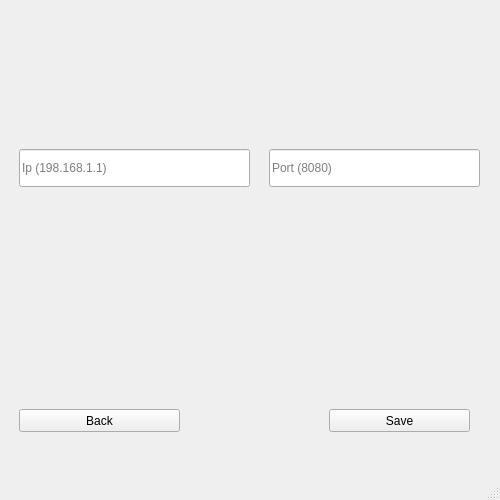
Above: design.ui from Graduti0n-Pr0ject/pen-testing-Program before the change. Below: the same form after it.
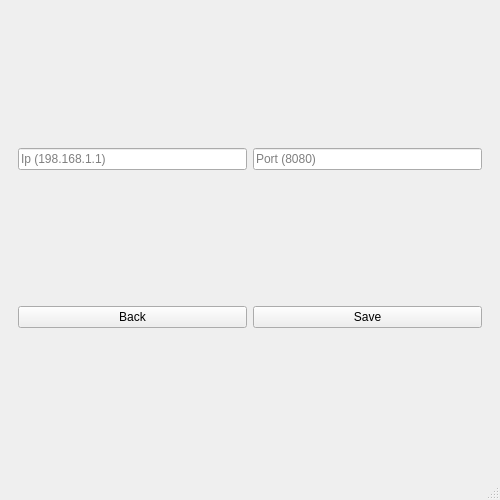
That is the form after the change. The open tabs and pages were chosen to show the change. Icons and pictures are not drawn.

What changed in the file:
```diff
--- a/design.ui
+++ b/design.ui
@@ -175,61 +175,39 @@
        </widget>
       </widget>
       <widget class="QWidget" name="WAF">
-       <widget class="QPushButton" name="BackHomebtn">
-        <property name="geometry">
-         <rect>
-          <x>10</x>
-          <y>400</y>
-          <width>161</width>
-          <height>23</height>
-         </rect>
-        </property>
-        <property name="text">
-         <string>Back</string>
-        </property>
-       </widget>
-       <widget class="QPushButton" name="Savebtn">
-        <property name="geometry">
-         <rect>
-          <x>320</x>
-          <y>400</y>
-          <width>141</width>
-          <height>23</height>
-         </rect>
-        </property>
-        <property name="text">
-         <string>Save</string>
-        </property>
-       </widget>
-       <widget class="QLineEdit" name="domainEdit_6">
-        <property name="geometry">
-         <rect>
-          <x>10</x>
-          <y>140</y>
-          <width>231</width>
-          <height>38</height>
-         </rect>
-        </property>
-        <property name="text">
-         <string/>
-        </property>
-        <property name="placeholderText">
-         <string>Ip (198.168.1.1)</string>
-        </property>
-       </widget>
-       <widget class="QLineEdit" name="domainEdit_7">
-        <property name="geometry">
-         <rect>
-          <x>260</x>
-          <y>140</y>
-          <width>211</width>
-          <height>38</height>
-         </rect>
-        </property>
-        <property name="placeholderText">
-         <string>Port (8080)</string>
-        </property>
-       </widget>
+       <layout class="QGridLayout" name="gridLayout_15">
+        <item row="0" column="0">
+         <widget class="QLineEdit" name="domainEdit_6">
+          <property name="text">
+           <string/>
+          </property>
+          <property name="placeholderText">
+           <string>Ip (198.168.1.1)</string>
+          </property>
+         </widget>
+        </item>
+        <item row="0" column="1">
+         <widget class="QLineEdit" name="domainEdit_7">
+          <property name="placeholderText">
+           <string>Port (8080)</string>
+          </property>
+         </widget>
+        </item>
+        <item row="1" column="0">
+         <widget class="QPushButton" name="BackHomebtn">
+          <property name="text">
+           <string>Back</string>
+          </property>
+         </widget>
+        </item>
+        <item row="1" column="1">
+         <widget class="QPushButton" name="Savebtn">
+          <property name="text">
+           <string>Save</string>
+          </property>
+         </widget>
+        </item>
+       </layout>
       </widget>
       <widget class="QWidget" name="FrameWork">
        <layout class="QGridLayout" name="gridLayout">
```
Left out of the diff: 68 changed lines with no effect on the pictures.
